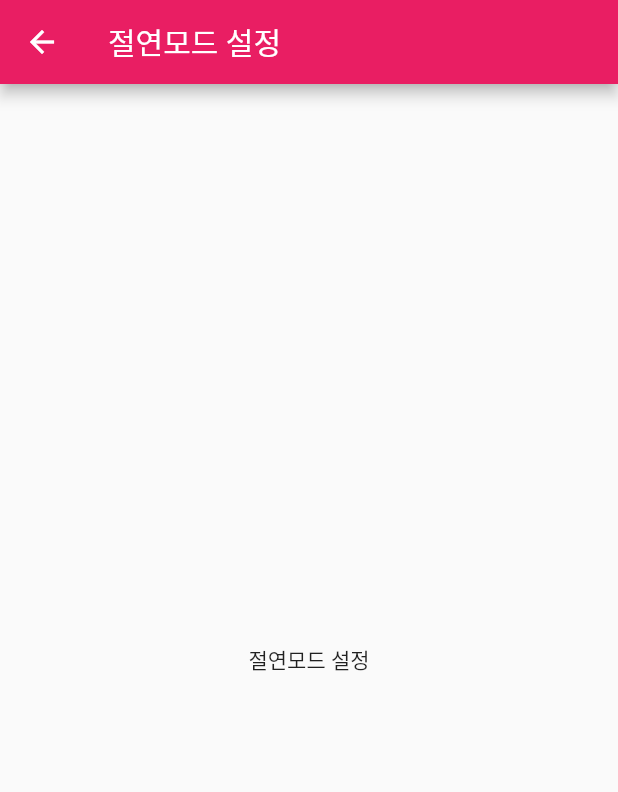
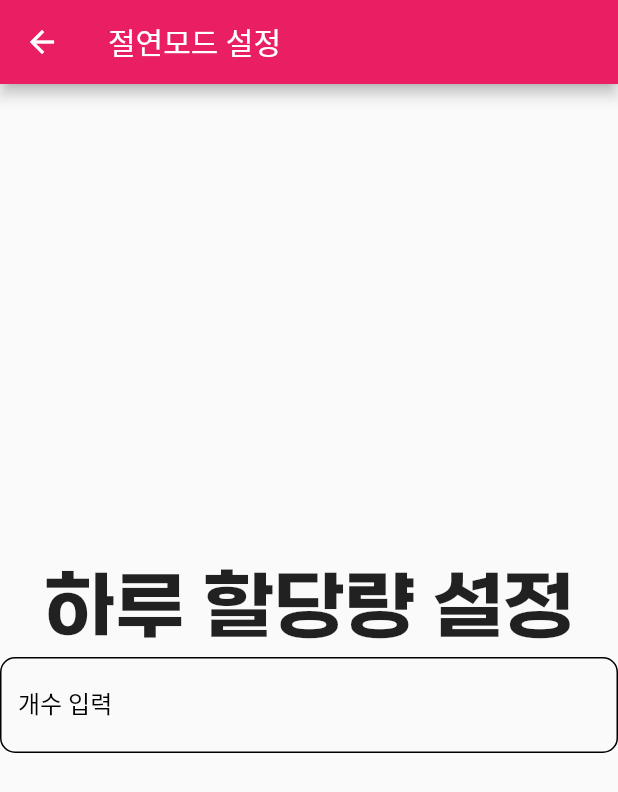
Before and after one commit to seunggyun-jeong/Mobile-Software-Application-with-Flutter, a Flutter app: the SetCutDownMode screen opened directly, on a phone screen of 412 x 824 dp. Shown: the top 792 px of the screen. Run offline on Flutter 3.47's test engine with Material 2 defaults, Android fonts, the phone set to English and light mode, and no system bars.

Commit message:
[FEAT] Input TextField

```diff
--- a/good_habit/lib/SetCutDownModeView.dart
+++ b/good_habit/lib/SetCutDownModeView.dart
@@ -15,9 +15,41 @@ class _SetCutDownModeState extends State<SetCutDownMode> {
           title: const Text("절연모드 설정"),
           backgroundColor: Colors.pink,
         ),
-        body: Container(
-          alignment: Alignment.center,
-          child: Text("절연모드 설정"),
+        body: Center(
+          child: GestureDetector(
+            onTap: () => FocusScope.of(context).unfocus(),
+            child: SingleChildScrollView(
+              child: Column(
+                  mainAxisAlignment: MainAxisAlignment.center,
+                  children: const <Widget>[
+                    Text(
+                      "하루 할당량 설정",
+                      style: TextStyle(
+                        fontFamily: 'Agrro',
+                        fontSize: 50,
+                      ),
+                    ),
+                    TextField(
+                      decoration: InputDecoration(
+                        labelText: '개수 입력',
+                        hintText: '하루의 다짐을 입력하세요!',
+                        labelStyle: TextStyle(color: Colors.black),
+                        focusedBorder: OutlineInputBorder(
+                          borderRadius: BorderRadius.all(Radius.circular(10.0)),
+                          borderSide: BorderSide(width: 1, color: Colors.black),
+                        ),
+                        enabledBorder: OutlineInputBorder(
+                          borderRadius: BorderRadius.all(Radius.circular(10.0)),
+                          borderSide: BorderSide(width: 1, color: Colors.black),
+                        ),
+                        border: OutlineInputBorder(
+                          borderRadius: BorderRadius.all(Radius.circular(10.0)),
+                        ),
+                      ),
+                    )
+                  ]),
+            ),
+          ),
         ));
   }
 }
```
